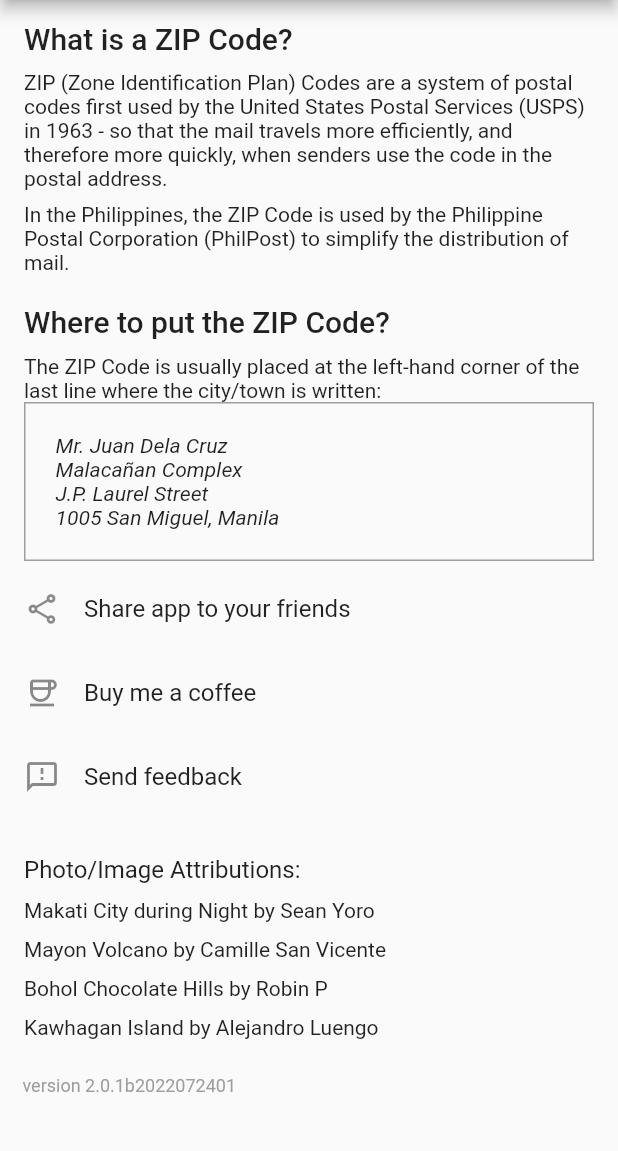
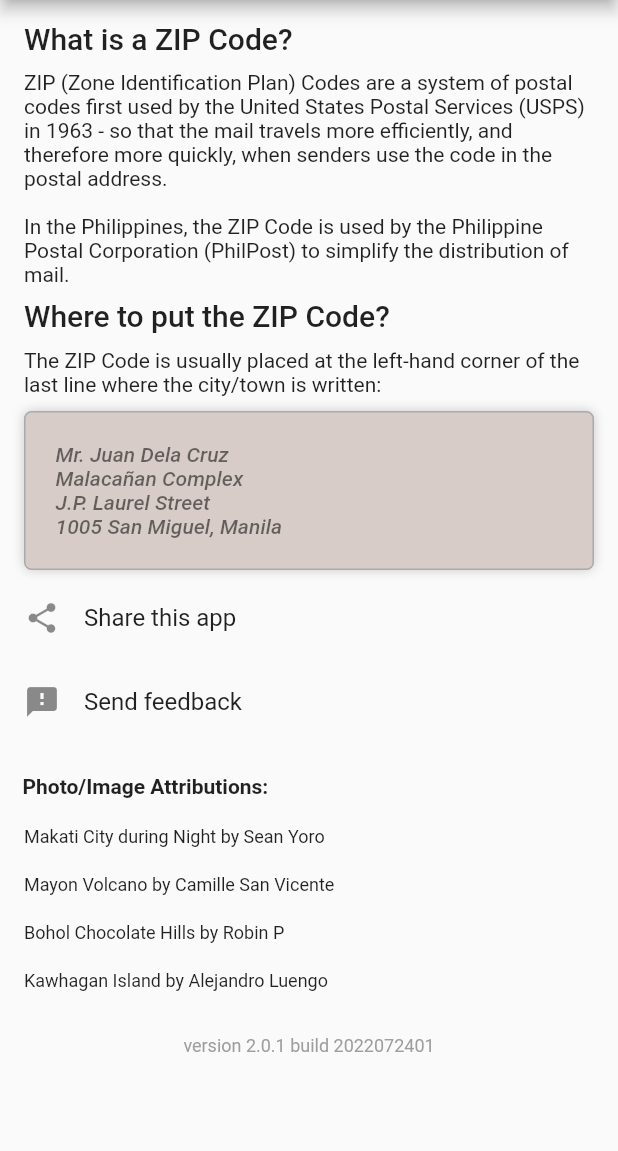
Before and after one commit to reddvid/zipcodeph_flutter, a Flutter app: the screen it shows after launch, after a tap on "Help & About", on a phone screen of 412 x 824 dp, the part 84-1235 px from its top. Run offline on Flutter 3.47's test engine with Material 2 defaults, Android fonts, the phone set to English and light mode, and no system bars; our stand-ins replace package_info_plus, share_plus, sqflite; missing offline and left inert: flutter_search_bar; accounts and stored records are empty.

Commit message:
Refactor about page

```diff
--- a/lib/constants.dart
+++ b/lib/constants.dart
@@ -32,3 +32,22 @@
   "J.P. Laurel Street",
   "1005 San Miguel, Manila",
 ];
+
+const List<Set<String>> kAttributions = [
+  {
+    "Makati City during Night by Sean Yoro",
+    "https://unsplash.com/@seanyoro?utm_source=unsplash&utm_medium=referral&utm_content=creditCopyText",
+  },
+  {
+    "Mayon Volcano by Camille San Vicente",
+    "https://unsplash.com/es/@camillesanvicente?utm_source=unsplash&utm_medium=referral&utm_content=creditCopyText",
+  },
+  {
+    "Bohol Chocolate Hills by Robin P",
+    "https://unsplash.com/@rob1p?utm_source=unsplash&utm_medium=referral&utm_content=creditCopyText",
+  },
+  {
+    "Kawhagan Island by Alejandro Luengo",
+    "https://unsplash.com/es/@aluengo91?utm_source=unsplash&utm_medium=referral&utm_content=creditCopyText",
+  },
+];
--- a/lib/main.dart
+++ b/lib/main.dart
@@ -1,5 +1,5 @@
 import 'package:flutter/material.dart';
-import 'package:zipcodeph_flutter/screens/main_screen.dart';
+import 'package:zipcodeph_flutter/views/main_screen.dart';
 
 void main() async {
   WidgetsFlutterBinding.ensureInitialized();
--- a/lib/screens/about_screen.dart
+++ /dev/null
@@ -1,215 +0,0 @@
-import 'package:flutter/material.dart';
-import 'package:package_info_plus/package_info_plus.dart';
-import 'package:share_plus/share_plus.dart';
-import 'package:url_launcher/url_launcher.dart';
-import 'package:zipcodeph_flutter/constants.dart';
-
-class AboutPage extends StatefulWidget {
-  const AboutPage({Key? key}) : super(key: key);
-
-  @override
-  State<AboutPage> createState() => _AboutPageState();
-}
-
-class _AboutPageState extends State<AboutPage> with RouteAware {
-  late PackageInfo _packageInfo;
-
-  @override
-  void initState() {
-    _initPackageInfo();
-    super.initState();
-  }
-
-  Future<void> _initPackageInfo() async {
-    final info = await PackageInfo.fromPlatform();
-    setState(() {
-      _packageInfo = info;
-    });
-  }
-
-  @override
-  Widget build(BuildContext context) {
-    return Scaffold(
-        appBar: AppBar(
-          title: const Text("Help & About"),
-        ),
-        body: SingleChildScrollView(
-          padding: const EdgeInsets.only(top: 10.0),
-          child: Column(
-            crossAxisAlignment: CrossAxisAlignment.start,
-            children: [
-              ListTile(
-                title: Column(
-                  crossAxisAlignment: CrossAxisAlignment.start,
-                  children: [
-                    Padding(
-                      padding: const EdgeInsets.only(bottom: 10.0),
-                      child: Text(
-                        "What is a ZIP Code?",
-                        style: Theme.of(context).textTheme.headline6,
-                      ),
-                    ),
-                    Text(
-                      "ZIP (Zone Identification Plan) Codes are a system of postal codes first used by the United States Postal Services (USPS) in 1963 - so that the mail travels more efficiently, and therefore more quickly, when senders use the code in the postal address.",
-                      style: Theme.of(context).textTheme.bodyMedium,
-                    ),
-                  ],
-                ),
-              ),
-              ListTile(
-                title: Column(
-                  crossAxisAlignment: CrossAxisAlignment.start,
-                  children: [
-                    Text(
-                        "In the Philippines, the ZIP Code is used by the Philippine Postal Corporation (PhilPost) to simplify the distribution of mail.",
-                        style: Theme.of(context).textTheme.bodyMedium),
-                    const SizedBox(height: 20),
-                    Padding(
-                        padding: const EdgeInsets.only(bottom: 10),
-                        child: Text(
-                          "Where to put the ZIP Code?",
-                          style: Theme.of(context).textTheme.headline6,
-                        )),
-                    Text(
-                        "The ZIP Code is usually placed at the left-hand corner of the last line where the city/town is written:",
-                        style: Theme.of(context).textTheme.bodyMedium),
-                    Container(
-                      width: double.infinity,
-                      padding: const EdgeInsets.all(20),
-                      decoration: const BoxDecoration(
-                          border: Border(
-                        top: BorderSide(width: 1, color: Colors.grey),
-                        left: BorderSide(width: 1, color: Colors.grey),
-                        right: BorderSide(width: 1, color: Colors.grey),
-                        bottom: BorderSide(width: 1, color: Colors.grey),
-                      )),
-                      child: Column(
-                        crossAxisAlignment: CrossAxisAlignment.start,
-                        children: [
-                          for (String text in sampleFormatText)
-                            Text(
-                              text,
-                              style: const TextStyle(
-                                fontSize: 14.0,
-                                fontStyle: FontStyle.italic,
-                              ),
-                            ),
-                        ],
-                      ),
-                    ),
-                  ],
-                ),
-              ),
-              ListTile(
-                leading: Transform.translate(
-                    offset: const Offset(0, 0),
-                    child: const Icon(Icons.share_outlined)),
-                minLeadingWidth: 0,
-                title: Transform.translate(
-                  offset: const Offset(0, 0),
-                  child: const Text("Share app to your friends"),
-                ),
-                onTap: () {
-                  Share.share(
-                      'Sending out mail or parcel? Or even filling out forms? Look up Philippines ZIP codes in ZIP Code PH app. Download here: https://reddavid.me/zipcodeph-app/',
-                      subject: "Share ZIP Code PH app");
-                },
-              ),
-              ListTile(
-                leading: Transform.translate(
-                    offset: const Offset(0, 0),
-                    child: const Icon(Icons.coffee_outlined)),
-                minLeadingWidth: 0,
-                title: Transform.translate(
-                  offset: const Offset(0, 0),
-                  child: const Text("Buy me a coffee"),
-                ),
-                onTap: () {
-                  _launchUrl("https://buymeacoffee.com/reddavid");
-                },
-              ),
-              ListTile(
-                leading: Transform.translate(
-                    offset: const Offset(0, 0),
-                    child: const Icon(Icons.feedback_outlined)),
-                minLeadingWidth: 0,
-                title: Transform.translate(
-                  offset: const Offset(0, 0),
-                  child: const Text("Send feedback"),
-                ),
-                onTap: () {
-                  _launchUrl(
-                      "mailto:reddavidapps?subject=[FEEDBACK] ZIP Code PH&body=App version: " +
-                          _packageInfo.version +
-                          " build " +
-                          _packageInfo.buildNumber);
-                },
-              ),
-              const SizedBox(
-                height: 20,
-              ),
-              ListTile(
-                  title: Column(
-                crossAxisAlignment: CrossAxisAlignment.start,
-                children: [
-                  const Text("Photo/Image Attributions:"),
-                  const SizedBox(
-                    height: 10,
-                  ),
-                  InkWell(
-                      onTap: () {
-                        _launchUrl(
-                            "https://unsplash.com/@seanyoro?utm_source=unsplash&utm_medium=referral&utm_content=creditCopyText");
-                      },
-                      child: Text("Makati City during Night by Sean Yoro",
-                          style: Theme.of(context).textTheme.bodyMedium)),
-                  const SizedBox(
-                    height: 10,
-                  ),
-                  InkWell(
-                      onTap: () {
-                        _launchUrl(
-                            "https://unsplash.com/es/@camillesanvicente?utm_source=unsplash&utm_medium=referral&utm_content=creditCopyText");
-                      },
-                      child: Text("Mayon Volcano by Camille San Vicente",
-                          style: Theme.of(context).textTheme.bodyMedium)),
-                  const SizedBox(
-                    height: 10,
-                  ),
-                  InkWell(
-                      onTap: () {
-                        _launchUrl(
-                            "https://unsplash.com/@rob1p?utm_source=unsplash&utm_medium=referral&utm_content=creditCopyText");
-                      },
-                      child: Text("Bohol Chocolate Hills by Robin P",
-                          style: Theme.of(context).textTheme.bodyMedium)),
-                  const SizedBox(
-                    height: 10,
-                  ),
-                  InkWell(
-                      onTap: () {
-                        _launchUrl(
-                            "https://unsplash.com/es/@aluengo91?utm_source=unsplash&utm_medium=referral&utm_content=creditCopyText");
-                      },
-                      child: Text("Kawhagan Island by Alejandro Luengo",
-                          style: Theme.of(context).textTheme.bodyMedium)),
-                ],
-              )),
-              Padding(
-                  padding: const EdgeInsets.fromLTRB(15, 20, 10, 20),
-                  child: Text(
-                    "version " +
-                        _packageInfo.version +
-                        "b" +
-                        _packageInfo.buildNumber,
-                    style: const TextStyle(fontSize: 12.0, color: Colors.grey),
-                  ))
-            ],
-          ),
-        ));
-  }
-
-  void _launchUrl(String url) async {
-    if (!await launchUrl(Uri.parse(url))) throw 'Could not launch $url';
-  }
-}
--- /dev/null
+++ b/lib/views/about_screen.dart
@@ -0,0 +1,186 @@
+import 'package:flutter/material.dart';
+import 'package:package_info_plus/package_info_plus.dart';
+import 'package:share_plus/share_plus.dart';
+import 'package:url_launcher/url_launcher.dart';
+import 'package:url_launcher/url_launcher_string.dart';
+import 'package:zipcodeph_flutter/constants.dart';
+import 'package:zipcodeph_flutter/widgets/tile_icon.dart';
+
+class AboutPage extends StatefulWidget {
+  const AboutPage({Key? key}) : super(key: key);
+
+  @override
+  State<AboutPage> createState() => _AboutPageState();
+}
+
+class _AboutPageState extends State<AboutPage> {
+  late PackageInfo _packageInfo;
+
+  @override
+  void initState() {
+    _initPackageInfo();
+    super.initState();
+  }
+
+  Future<void> _initPackageInfo() async {
+    final info = await PackageInfo.fromPlatform();
+    setState(() {
+      _packageInfo = info;
+    });
+  }
+
+  @override
+  Widget build(BuildContext context) {
+    return Scaffold(
+        appBar: AppBar(
+          title: const Text("Help & About"),
+        ),
+        body: SingleChildScrollView(
+          padding: const EdgeInsets.only(
+            top: 10.0,
+          ),
+          child: Column(
+            mainAxisSize: MainAxisSize.max,
+            crossAxisAlignment: CrossAxisAlignment.stretch,
+            children: [
+              ListTile(
+                title: Padding(
+                  padding: const EdgeInsets.only(bottom: 10.0),
+                  child: Text(
+                    "What is a ZIP Code?",
+                    style: Theme.of(context).textTheme.headline6,
+                  ),
+                ),
+                subtitle: Text(
+                  "ZIP (Zone Identification Plan) Codes are a system of postal codes first used by the United States Postal Services (USPS) in 1963 - so that the mail travels more efficiently, and therefore more quickly, when senders use the code in the postal address.\n\nIn the Philippines, the ZIP Code is used by the Philippine Postal Corporation (PhilPost) to simplify the distribution of mail.",
+                  style: Theme.of(context).textTheme.bodyMedium,
+                ),
+              ),
+              ListTile(
+                title: Padding(
+                  padding: const EdgeInsets.only(bottom: 10.0),
+                  child: Text(
+                    "Where to put the ZIP Code?",
+                    style: Theme.of(context).textTheme.headline6,
+                  ),
+                ),
+                subtitle: Column(
+                  crossAxisAlignment: CrossAxisAlignment.stretch,
+                  children: [
+                    Text(
+                        "The ZIP Code is usually placed at the left-hand corner of the last line where the city/town is written:",
+                        style: Theme.of(context).textTheme.bodyMedium),
+                    Container(
+                      width: double.infinity,
+                      margin: const EdgeInsets.only(top: 10.0),
+                      padding: const EdgeInsets.all(20.0),
+                      decoration: BoxDecoration(
+                        border: Border.all(
+                          width: 1.0,
+                          color: const Color(0xFFAAAAAA),
+                        ),
+                        color: Colors.brown.shade100,
+                        borderRadius: BorderRadius.circular(5.0),
+                        boxShadow: const [
+                          BoxShadow(
+                            color: Color(0x33000000),
+                            blurRadius: 6.0,
+                          ),
+                        ],
+                      ),
+                      child: Column(
+                        crossAxisAlignment: CrossAxisAlignment.start,
+                        children: [
+                          for (String text in sampleFormatText)
+                            Text(
+                              text,
+                              style: const TextStyle(
+                                fontSize: 14.0,
+                                fontStyle: FontStyle.italic,
+                                fontWeight: FontWeight.w500,
+                              ),
+                            ),
+                        ],
+                      ),
+                    ),
+                  ],
+                ),
+              ),
+              TileIcon(
+                iconData: Icons.share,
+                label: "Share this app",
+                onTap: () {
+                  Share.share(
+                      'Sending out mail or parcel? Or even filling out forms? Look up Philippines ZIP codes in ZIP Code PH app. Download here: https://reddavid.me/zipcodeph-app/',
+                      subject: "Share ZIP Code PH app");
+                },
+              ),
+              TileIcon(
+                iconData: Icons.feedback,
+                label: "Send feedback",
+                onTap: () {
+                  launchUrlString(
+                      "mailto:reddavidapps?subject=[FEEDBACK] ZIP Code PH&body=App version: " +
+                          _packageInfo.version +
+                          " build " +
+                          _packageInfo.buildNumber);
+                },
+              ),
+              const Padding(
+                padding: EdgeInsets.only(
+                  top: 20.0,
+                  left: 15.0,
+                  right: 20.0,
+                  bottom: 10.0,
+                ),
+                child: Text(
+                  "Photo/Image Attributions:",
+                  style: TextStyle(fontWeight: FontWeight.bold),
+                ),
+              ),
+              Container(
+                width: double.infinity,
+                decoration: BoxDecoration(
+                  borderRadius: BorderRadius.circular(5.0),
+                ),
+                child: Column(
+                  children: [
+                    for (var a in kAttributions)
+                      ListTile(
+                        visualDensity: const VisualDensity(vertical: -4.0),
+                        onTap: () {
+                          launchUrlString(a.last.toString());
+                        },
+                        dense: true,
+                        title: Text(
+                          a.first,
+                          style: const TextStyle(
+                            fontSize: 12.0,
+                          ),
+                        ),
+                      )
+                  ],
+                ),
+              ),
+              Center(
+                child: Padding(
+                    padding: const EdgeInsets.symmetric(
+                        vertical: 20.0, horizontal: 10.0),
+                    child: Text(
+                      "version ${_packageInfo.version} build ${_packageInfo.buildNumber}",
+                      style: const TextStyle(
+                        fontSize: 12.0,
+                        color: Colors.grey,
+                      ),
+                      textAlign: TextAlign.center,
+                    )),
+              )
+            ],
+          ),
+        ));
+  }
+
+  void _launchUrl(String url) async {
+    if (!await launchUrl(Uri.parse(url))) throw 'Could not launch $url';
+  }
+}
--- a/lib/screens/cities_screen.dart
+++ b/lib/views/cities_screen.dart
@@ -1,7 +1,7 @@
 import 'package:flutter/material.dart';
 import 'package:zipcodeph_flutter/main.dart';
 import 'package:zipcodeph_flutter/models/areas_data.dart';
-import 'package:zipcodeph_flutter/screens/zipcodes_screen.dart';
+import 'package:zipcodeph_flutter/views/zipcodes_screen.dart';
 
 class AreasPage extends StatefulWidget {
   const AreasPage({
--- a/lib/screens/favorites_screen.dart
+++ b/lib/views/favorites_screen.dart
@@ -1,6 +1,6 @@
 import 'package:flutter/material.dart';
 import 'package:zipcodeph_flutter/controllers/faves_controller.dart';
-import 'package:zipcodeph_flutter/screens/search_screen.dart';
+import 'package:zipcodeph_flutter/views/search_screen.dart';
 import 'package:zipcodeph_flutter/widgets/not_found.dart';
 import 'package:zipcodeph_flutter/widgets/zipcode_list.dart';
 
--- a/lib/widgets/area_menu_button.dart
+++ b/lib/widgets/area_menu_button.dart
@@ -1,6 +1,6 @@
 import 'dart:ui';
 import 'package:flutter/material.dart';
-import '../screens/cities_screen.dart';
+import '../views/cities_screen.dart';
 
 class AreaMenuButton extends StatelessWidget {
   const AreaMenuButton({
--- /dev/null
+++ b/lib/widgets/tile_icon.dart
@@ -0,0 +1,26 @@
+import 'package:flutter/material.dart';
+import 'package:flutter/src/widgets/container.dart';
+import 'package:flutter/src/widgets/framework.dart';
+
+class TileIcon extends StatelessWidget {
+  const TileIcon({
+    super.key,
+    required this.iconData,
+    required this.label,
+    required this.onTap,
+  });
+
+  final IconData iconData;
+  final String label;
+  final Function onTap;
+
+  @override
+  Widget build(BuildContext context) {
+    return ListTile(
+      leading: Icon(iconData),
+      minLeadingWidth: 0,
+      title: Text(label),
+      onTap: () => onTap(),
+    );
+  }
+}
```
Also changed, not shown: lib/views/main_screen.dart (renamed from lib/screens/main_screen.dart, +4 -4 lines), lib/views/search_screen.dart (renamed from lib/screens/search_screen.dart), lib/views/zipcodes_screen.dart (renamed from lib/screens/zipcodes_screen.dart), pubspec.lock.
